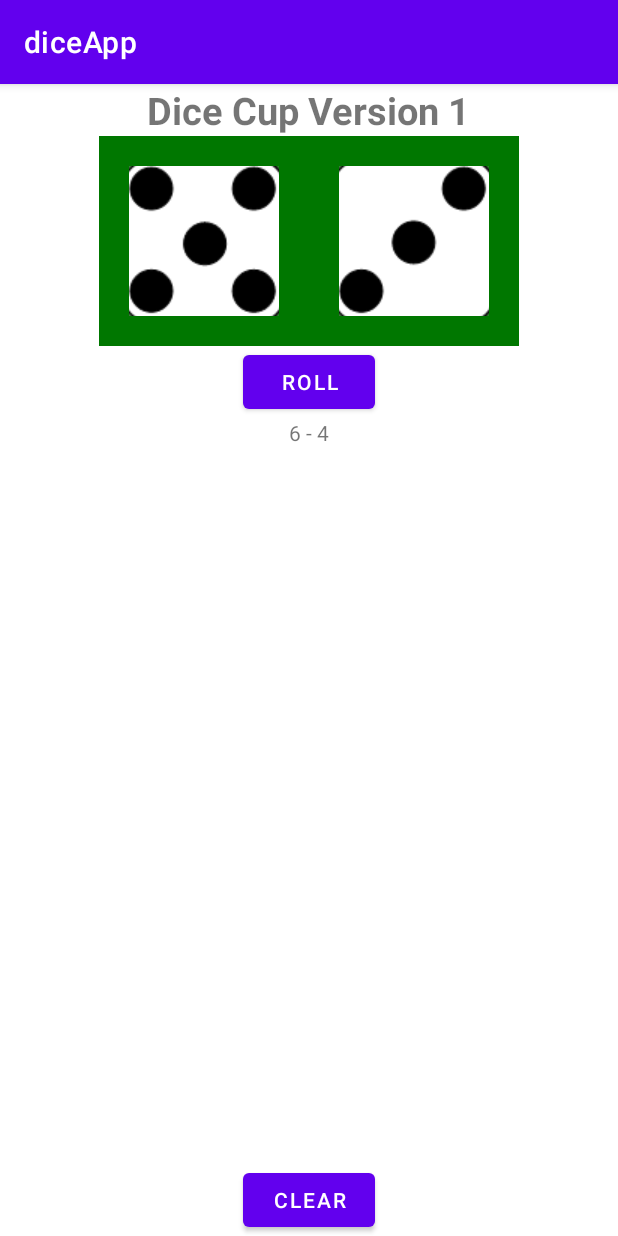
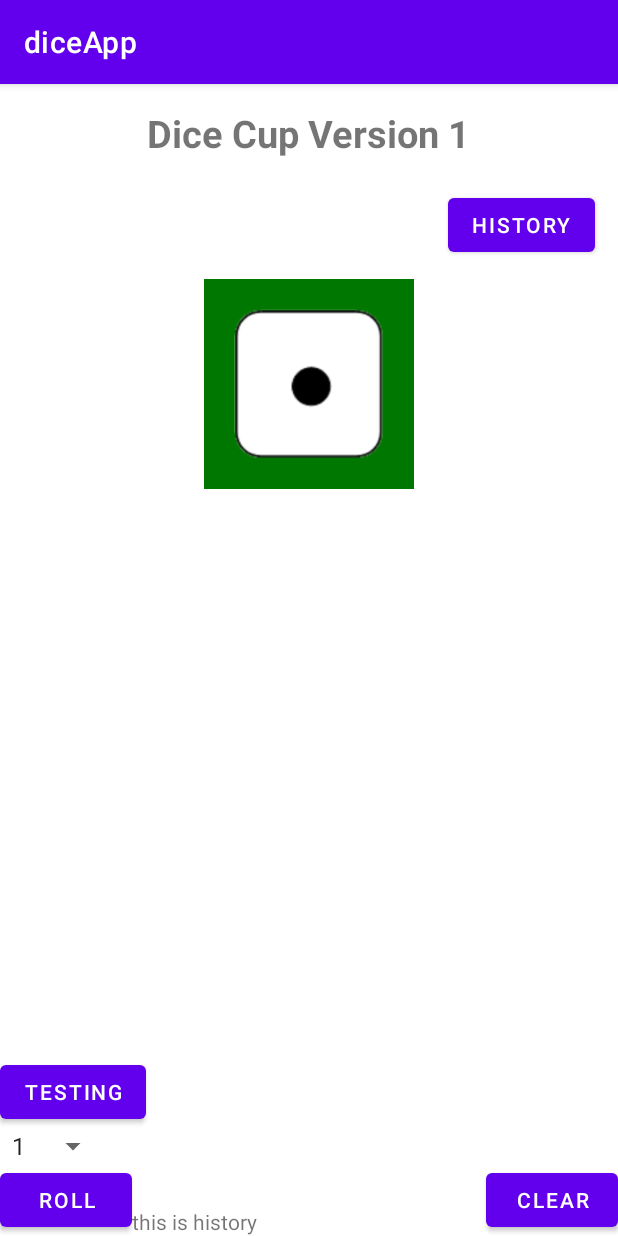
Before and after one commit to mrbacky/diceApp, an Android app: the screen it shows after launch (MainActivity), after a tap on "ROLL", on a phone screen of 412 x 824 dp. Run offline under Robolectric (Android 15) with nearby library versions, the phone set to English and light mode, and no system bars.

Commit message:
basic connection between activities, displaying dices dynamically from spinner

```diff
--- a/app/src/main/AndroidManifest.xml
+++ b/app/src/main/AndroidManifest.xml
@@ -9,6 +9,7 @@
         android:roundIcon="@mipmap/ic_launcher_round"
         android:supportsRtl="true"
         android:theme="@style/Theme.DiceApp">
+        <activity android:name=".HistoryActivity"></activity>
         <activity android:name=".MainActivity">
             <intent-filter>
                 <action android:name="android.intent.action.MAIN" />
--- a/app/src/main/java/com/example/diceapp/MainActivity.kt
+++ b/app/src/main/java/com/example/diceapp/MainActivity.kt
@@ -1,14 +1,22 @@
 package com.example.diceapp
 
+import android.content.Intent
 import androidx.appcompat.app.AppCompatActivity
 import android.os.Bundle
+import android.util.Log
 import android.view.View
+import android.widget.AdapterView
+import android.widget.ImageView
+import android.widget.LinearLayout
+import android.widget.Toast
 import kotlinx.android.synthetic.main.activity_main.*
 import java.util.*
 
 class MainActivity : AppCompatActivity() {
+    private val REQUEST_CODE_ANSWER = 1
+    private val gen = Random()
 
-    private val gen = Random()
+    private var dices = 0
     private val diceIds = arrayOf(
         0,
         R.drawable.dice1,
@@ -19,41 +27,82 @@ class MainActivity : AppCompatActivity() {
         R.drawable.dice6
     )
 
-    val history = mutableListOf<Pair<Int, Int>>()
+    // var diceThrows = arrayOf<BEDiceThrow>()
+    val diceThrows = mutableListOf<Int>()
+    var diceValues = mutableListOf<BEDiceThrow>()
+
 
     override fun onCreate(savedInstanceState: Bundle?) {
         super.onCreate(savedInstanceState)
         setContentView(R.layout.activity_main)
+
+        sDicePicker.onItemSelectedListener = object : AdapterView.OnItemSelectedListener {
+            override fun onItemSelected(
+                adapterView: AdapterView<*>?,
+                view: View?,
+                value: Int,
+                id: Long
+            ) {
+                dices = value
+                llDiceBoard.removeAllViewsInLayout()
+                createBoard(dices)
+            }
+
+            override fun onNothingSelected(p0: AdapterView<*>?) {
+            }
+        }
+    }
+
+    private fun createBoard(value: Int) {
+        for (i in 1..value + 1) {
+            val imageViewDice = ImageView(this)
+            imageViewDice.id = i
+            imageViewDice.layoutParams = LinearLayout.LayoutParams(150, 150)
+            imageViewDice.setImageResource(R.drawable.dice1)
+            llDiceBoard.addView(imageViewDice)
+            Log.d("myTag", "$imageViewDice.id")
+            Log.d("myTag", "yoyo")
+
+        }
     }
 
     fun onClickRoll(view: View) {
-        val leftDice = gen.nextInt(6) + 1
-        val rightDice = gen.nextInt(6) + 1
+//        val leftDice = gen.nextInt(6) + 1
+//        val rightDice = gen.nextInt(6) + 1
+//        imgLeftDice.setImageResource(diceIds[leftDice])
+//        imgRightDice.setImageResource(diceIds[rightDice])
+//        if (diceThrows.size >= 5)
+//            diceThrows.removeAt(0)
+//        // diceThrows.add(Pair(leftDice, rightDice))
+//        updateHistory()
+    }
 
-        imgLeftDice.setImageResource(diceIds[leftDice])
-        imgRightDice.setImageResource(diceIds[rightDice])
-
-
-        if (history.size >= 5)
-            history.removeAt(0)
-        history.add(Pair(leftDice + 1, rightDice + 1))
-        updateHistory()
-
+    fun onClickHistory(view: View) {
+        val i = Intent(this, HistoryActivity::class.java)
+        // i.putExtra("question", etQuestion.text.toString())
+        startActivityForResult(i, REQUEST_CODE_ANSWER)
     }
 
     private fun updateHistory() {
         var s = ""
-        history.forEach { p ->
-            val e1 = p.first;
-            val e2 = p.second; s += "$e1 - $e2\n"
+        diceThrows.forEach { p ->
+            // val e1 = p.first;
+            // val e2 = p.second; s += "$e1 - $e2\n"
             tvHistory.text = s
         }
 
     }
 
     fun onClickClear(view: View) {
-        history.clear()
+        diceThrows.clear()
         updateHistory()
 
     }
+
+    fun testingButton(view: View) {
+        // var customDice = llDiceBoard.findViewById<ImageView>(4)
+
+    }
+
+
 }
--- a/app/src/main/res/layout/activity_main.xml
+++ b/app/src/main/res/layout/activity_main.xml
@@ -1,10 +1,22 @@
 <?xml version="1.0" encoding="utf-8"?>
-<RelativeLayout xmlns:android="http://schemas.android.com/apk/res/android"
+<androidx.constraintlayout.widget.ConstraintLayout xmlns:android="http://schemas.android.com/apk/res/android"
     xmlns:app="http://schemas.android.com/apk/res-auto"
     xmlns:tools="http://schemas.android.com/tools"
     android:layout_width="match_parent"
     android:layout_height="match_parent"
     tools:context=".MainActivity">
+
+
+    <Button
+        android:id="@+id/btnHistory"
+        android:layout_width="wrap_content"
+        android:layout_height="wrap_content"
+        android:layout_marginTop="70dp"
+        android:layout_marginEnd="15dp"
+        android:onClick="onClickHistory"
+        android:text="History"
+        app:layout_constraintEnd_toEndOf="parent"
+        app:layout_constraintTop_toTopOf="parent" />
 
     <TextView
         android:id="@+id/tvHeader"
@@ -12,41 +24,39 @@
         android:layout_height="wrap_content"
         android:layout_alignParentTop="true"
         android:layout_centerHorizontal="true"
+        android:layout_marginTop="15dp"
         android:text="@string/dice_cup_version_1"
-        android:textSize="25dp"
-        android:textStyle="bold" />
+        android:textSize="25sp"
+        android:textStyle="bold"
+        app:layout_constraintEnd_toEndOf="parent"
+        app:layout_constraintStart_toStartOf="parent"
+        app:layout_constraintTop_toTopOf="parent" />
 
     <LinearLayout
+        android:padding="20dp"
         android:id="@+id/llDiceBoard"
         android:layout_width="wrap_content"
         android:layout_height="wrap_content"
         android:layout_below="@+id/tvHeader"
         android:layout_centerHorizontal="true"
+        android:layout_marginTop="80dp"
         android:background="@color/diceBoard"
-        android:orientation="horizontal">
+        android:orientation="horizontal"
+        app:layout_constraintEnd_toEndOf="parent"
+        app:layout_constraintStart_toStartOf="parent"
+        app:layout_constraintTop_toBottomOf="@+id/tvHeader">
 
-        <ImageView
-            android:id="@+id/imgLeftDice"
-            android:layout_width="wrap_content"
-            android:layout_height="wrap_content"
-            android:layout_margin="20dp"
-            android:adjustViewBounds="true"
-            android:maxWidth="100dp"
-            android:scaleType="center"
-            android:src="@drawable/dice1" />
 
-        <ImageView
-            android:id="@+id/imgRightDice"
-            android:layout_width="wrap_content"
-            android:layout_height="wrap_content"
-            android:layout_margin="20dp"
-            android:adjustViewBounds="true"
-            android:maxWidth="100dp"
-            android:scaleType="center"
-            android:src="@drawable/dice1" />
 
     </LinearLayout>
 
+    <Button
+        android:text="testing"
+        android:onClick="testingButton"
+        android:layout_width="wrap_content"
+        android:layout_height="wrap_content"
+        app:layout_constraintBottom_toTopOf="@+id/sDicePicker"
+        app:layout_constraintStart_toStartOf="parent" />
 
     <Button
         android:id="@+id/btnRoll"
@@ -55,7 +65,9 @@
         android:layout_below="@+id/llDiceBoard"
         android:layout_centerHorizontal="true"
         android:onClick="onClickRoll"
-        android:text="@string/roll" />
+        android:text="@string/roll"
+        app:layout_constraintBottom_toBottomOf="parent"
+        app:layout_constraintStart_toStartOf="parent" />
 
     <TextView
         android:id="@+id/tvHistory"
@@ -64,16 +76,30 @@
         android:layout_below="@+id/btnRoll"
         android:layout_centerHorizontal="true"
         android:text="this is history"
+        app:layout_constraintBottom_toBottomOf="parent"
+        app:layout_constraintStart_toEndOf="@+id/btnRoll" />
 
-        />
+
+
 
     <Button
+        android:id="@+id/btnClear"
         android:layout_width="wrap_content"
         android:layout_height="wrap_content"
         android:layout_alignParentBottom="true"
         android:layout_centerHorizontal="true"
         android:onClick="onClickClear"
-        android:text="@string/clear" />
+        android:text="@string/clear"
+        app:layout_constraintBottom_toBottomOf="parent"
+        app:layout_constraintEnd_toEndOf="parent" />
+
+    <Spinner
+        android:entries="@array/dices"
+        android:id="@+id/sDicePicker"
+        android:layout_width="wrap_content"
+        android:layout_height="wrap_content"
+        app:layout_constraintBottom_toTopOf="@+id/btnRoll"
+        app:layout_constraintStart_toStartOf="parent" />
 
 
-</RelativeLayout>
+</androidx.constraintlayout.widget.ConstraintLayout>
--- a/app/src/main/res/values/strings.xml
+++ b/app/src/main/res/values/strings.xml
@@ -3,4 +3,12 @@
     <string name="dice_cup_version_1">Dice Cup Version 1</string>
     <string name="roll">Roll</string>
     <string name="clear">Clear</string>
+    <string-array name="dices">
+        <item>1</item>
+        <item>2</item>
+        <item>3</item>
+        <item>4</item>
+        <item>5</item>
+        <item>6</item>
+    </string-array>
 </resources>
```
Also changed, not shown: app/src/main/java/com/example/diceapp/BEDiceThrow.kt (added, +11 -0 lines), app/src/main/java/com/example/diceapp/HistoryActivity.kt (added, +28 -0 lines), app/src/main/java/com/example/diceapp/HistoryAdapter.kt (added, +21 -0 lines), app/src/main/java/com/example/diceapp/ThrowHolder.kt (added, +13 -0 lines), app/src/main/res/layout/activity_history.xml (added, +36 -0 lines), app/src/main/res/layout/dice_throw_cell.xml (added, +28 -0 lines).
